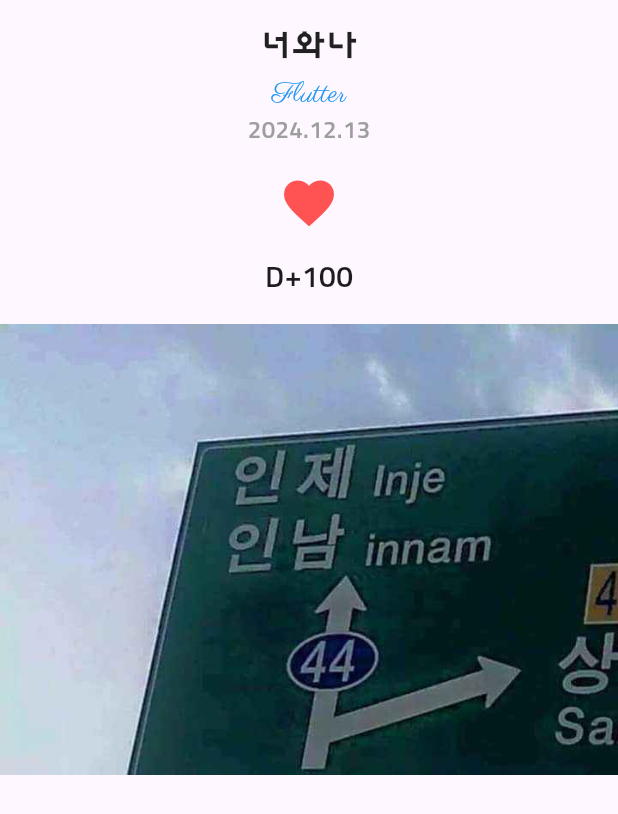
After one commit to hs1624/Flutter_Study, a Flutter app: the screen it shows after launch, after a tap on "Box 꾸미기2", on a phone screen of 412 x 824 dp. The commit adds this screen. Shown: the top 814 px of the screen. Run offline on Flutter 3.47's test engine with Material 3 defaults, Android fonts, the phone set to English and light mode, and no system bars.

Commit message:
box 꾸미기

```diff
--- a/lib/Home.dart
+++ b/lib/Home.dart
@@ -14,7 +14,20 @@ Widget build(BuildContext context) {
           ElevatedButton(onPressed: () {
             print('Hi');
             Navigator.pushNamed(context,'/def');
-          }, child: Text('기본 Widget'))
+          }, child: Text('기본 Widget')),
+          SizedBox(height: 10,),
+          ElevatedButton(onPressed: () {
+            print('Hi');
+            Navigator.pushNamed(context,'/rowColumn');
+          }, child: Text('Row Column 사용')),
+          SizedBox(height: 10,),
+          ElevatedButton(onPressed: () {
+            Navigator.pushNamed(context, '/boxcon');
+          }, child: Text('Box 꾸미기')),SizedBox(height: 10,),
+          ElevatedButton(onPressed: () {
+            Navigator.pushNamed(context, '/con2');
+          }, child: Text('Box 꾸미기2')),
+
         ],
       )
     ),
--- /dev/null
+++ b/lib/def/Con2.dart
@@ -0,0 +1,87 @@
+import 'package:flutter/material.dart';
+
+class Con2 extends StatelessWidget {
+  const Con2({super.key});
+
+  @override
+  Widget build(BuildContext context) {
+    return MaterialApp(
+      theme: ThemeData(
+        fontFamily: 'sunflower', // 기본 폰트를 sunflower로 설정
+      ),
+      home: Scaffold(
+        body: SafeArea(
+          child: Column(
+            children: [
+              // _Top 위젯 호출
+              _Top(),
+              _Img(),
+            ],
+          ),
+        ),
+      ),
+    );
+  }
+}
+
+class _Top extends StatelessWidget {
+  const _Top({super.key});
+
+  @override
+  Widget build(BuildContext context) {
+    return Container(
+      padding: EdgeInsets.all(16),
+      child: Column(
+        children: [
+          Text(
+            '너와나',
+            style: TextStyle(
+              fontSize: 24,
+              fontWeight: FontWeight.bold,
+              color: Colors.black87,
+            ),
+          ),
+          Text(
+            'Flutter',
+            style: TextStyle(
+              fontSize: 18,
+              color: Colors.blue,
+              fontFamily: 'parisienne', // parisienne 폰트를 특정 텍스트에 적용
+            ),
+          ),
+          Text(
+            '2024.12.13',
+            style: TextStyle(fontSize: 16, color: Colors.grey),
+          ),
+          SizedBox(height: 16),
+          Icon(
+            Icons.favorite,
+            color: Colors.redAccent,
+            size: 40,
+          ),
+          SizedBox(height: 16),
+          Text(
+            'D+100',
+            style: TextStyle(
+              fontSize: 20,
+              fontWeight: FontWeight.w500,
+            ),
+          ),
+        ],
+      ),
+    );
+  }
+}
+
+class _Img extends StatelessWidget {
+  const _Img({super.key});
+
+  @override
+  Widget build(BuildContext context) {
+    return Center(
+      child: Image.asset(
+        'assets/img.jpg', // 이미지 경로 확인
+      ),
+    );
+  }
+}
--- a/lib/routes.dart
+++ b/lib/routes.dart
@@ -2,10 +2,15 @@ import 'package:flutter/material.dart';
 import 'Home.dart';
 import 'About.dart';
 import 'def/def.dart';
+import 'def/RowColumn.dart';
+import 'def/BoxCon.dart';
+import 'def/Con2.dart';
 
 final Map<String, WidgetBuilder> routes = {
   '/home': (context) => Home(),
   '/about': (context) => About(),
   '/def': (context) => Def(),
-
+  '/rowColumn': (context) => RowColumn(),
+  '/boxcon': (context) => BoxCon(),
+  '/con2': (context) => Con2()
 };
```
Also changed, not shown: lib/def/BoxCon.dart (added, +56 -0 lines), lib/def/RowColumn.dart (added, +63 -0 lines), pubspec.yaml (+14 -0 lines), assets/fonts/Parisienne-Regular.ttf (added), assets/fonts/Sunflower-Bold.ttf (added), assets/fonts/Sunflower-Light.ttf (added), assets/fonts/Sunflower-Medium.ttf (added).
